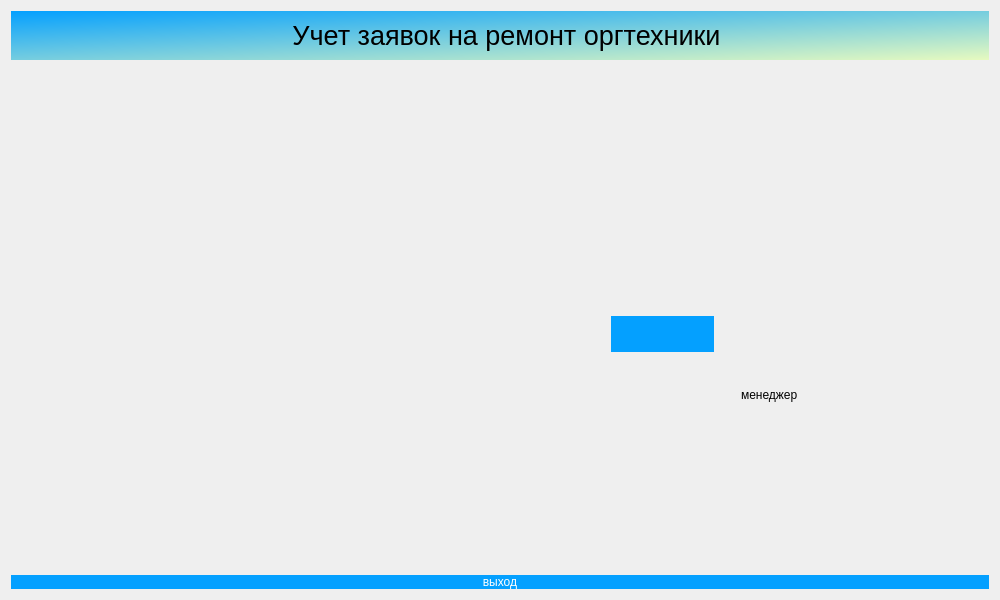
This is 4 курс/demex/polus/welcomescreen.ui in zdarova69/USMONOVNN-IS21 as Qt 5 draws it before an edit. The edited form follows.
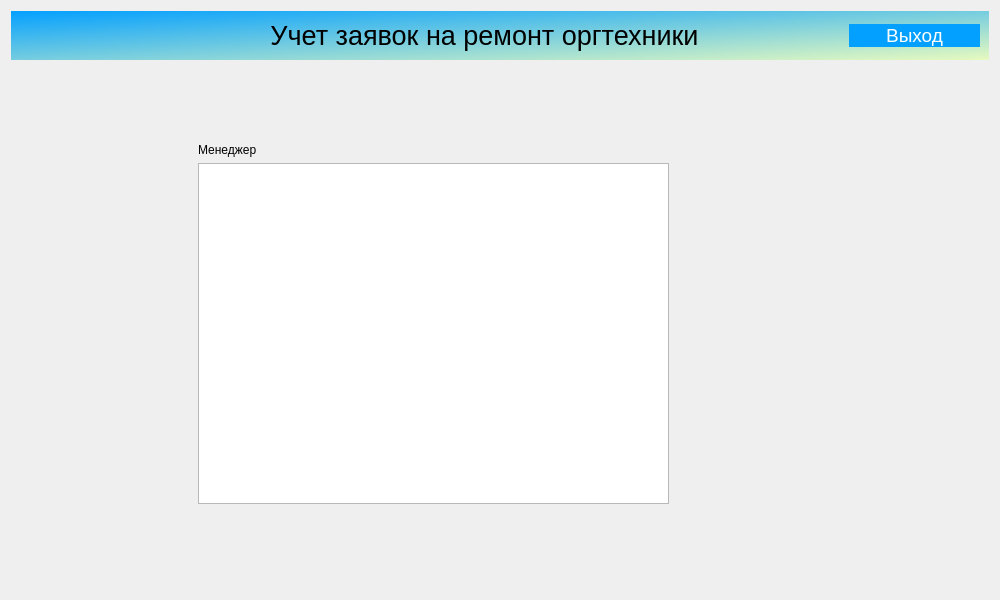
This is the edited form. The open tabs and pages were chosen to show the change. Icons and pictures are not drawn.

```diff
--- a/4 курс/demex/polus/welcomescreen.ui
+++ b/4 курс/demex/polus/welcomescreen.ui
@@ -21,7 +21,7 @@
   </property>
   <property name="windowIcon">
    <iconset theme="accessories-dictionary">
-    <selectedon> ../media/logo.png</selectedon>
+    <selectedon>../../../../../logo.png</selectedon>
    </iconset>
   </property>
   <property name="toolTipDuration">
@@ -32,9 +32,11 @@
 background-color: rgb(4, 160, 255);
 color: rgb(255, 255, 255);
 border: 0px;
+font: 14pt
 }
 QWidget
-{font: &quot;Comic Sans MS&quot;;}
+{font:  &quot;Comic Sans MS&quot;;
+}
 </string>
   </property>
   <property name="sizeGripEnabled">
@@ -49,43 +51,62 @@
 
 </string>
      </property>
-     <layout class="QVBoxLayout" name="verticalLayout_2">
+     <layout class="QHBoxLayout" name="horizontalLayout">
+      <property name="spacing">
+       <number>150</number>
+      </property>
       <item>
-       <layout class="QFormLayout" name="formLayout">
-        <property name="labelAlignment">
+       <widget class="QLabel" name="label">
+        <property name="maximumSize">
+         <size>
+          <width>100</width>
+          <height>100</height>
+         </size>
+        </property>
+        <property name="text">
+         <string/>
+        </property>
+        <property name="textFormat">
+         <enum>Qt::AutoText</enum>
+        </property>
+        <property name="pixmap">
+         <pixmap>logo.png</pixmap>
+        </property>
+        <property name="scaledContents">
+         <bool>true</bool>
+        </property>
+       </widget>
+      </item>
+      <item>
+       <widget class="QLabel" name="label_2">
+        <property name="font">
+         <font>
+          <pointsize>20</pointsize>
+          <italic>false</italic>
+          <bold>false</bold>
+         </font>
+        </property>
+        <property name="text">
+         <string>Учет заявок на ремонт оргтехники</string>
+        </property>
+        <property name="alignment">
          <set>Qt::AlignCenter</set>
         </property>
-        <property name="formAlignment">
-         <set>Qt::AlignLeading|Qt::AlignLeft|Qt::AlignVCenter</set>
+       </widget>
+      </item>
+      <item>
+       <widget class="QPushButton" name="AvtorButton">
+        <property name="font">
+         <font>
+          <pointsize>14</pointsize>
+          <italic>false</italic>
+          <bold>false</bold>
+         </font>
         </property>
-        <item row="0" column="1">
-         <widget class="QLabel" name="label_2">
-          <property name="font">
-           <font>
-            <pointsize>20</pointsize>
-            <italic>false</italic>
-            <bold>false</bold>
-           </font>
-          </property>
-          <property name="text">
-           <string>Учет заявок на ремонт оргтехники</string>
-          </property>
-          <property name="alignment">
-           <set>Qt::AlignCenter</set>
-          </property>
-         </widget>
-        </item>
-        <item row="0" column="0">
-         <widget class="QLabel" name="label">
-          <property name="text">
-           <string/>
-          </property>
-          <property name="pixmap">
-           <pixmap>media/logo.png</pixmap>
-          </property>
-         </widget>
-        </item>
-       </layout>
+        <property name="text">
+         <string>Выход</string>
+        </property>
+       </widget>
       </item>
      </layout>
     </widget>
@@ -102,7 +123,7 @@
       <string notr="true"/>
      </property>
      <property name="currentIndex">
-      <number>0</number>
+      <number>4</number>
      </property>
      <widget class="QWidget" name="Avtorisation">
       <property name="layoutDirection">
@@ -196,7 +217,7 @@
           <widget class="QPushButton" name="SignInButton">
            <property name="font">
             <font>
-             <pointsize>16</pointsize>
+             <pointsize>14</pointsize>
              <italic>false</italic>
              <bold>false</bold>
             </font>
@@ -234,123 +255,101 @@
       </layout>
      </widget>
      <widget class="QWidget" name="Zakazchik">
-      <widget class="QLabel" name="label_6">
+      <widget class="QWidget" name="">
        <property name="geometry">
         <rect>
-         <x>490</x>
-         <y>190</y>
-         <width>66</width>
-         <height>18</height>
+         <x>155</x>
+         <y>40</y>
+         <width>631</width>
+         <height>421</height>
         </rect>
        </property>
-       <property name="text">
-        <string>Заказчик</string>
-       </property>
-      </widget>
-      <widget class="QPushButton" name="pushButton">
-       <property name="geometry">
-        <rect>
-         <x>360</x>
-         <y>120</y>
-         <width>103</width>
-         <height>36</height>
-        </rect>
-       </property>
-       <property name="styleSheet">
-        <string notr="true">QPushButton#pushButton {background-color: rgb(255,125,150);
-border: 5x;}</string>
-       </property>
-       <property name="text">
-        <string>PushButton</string>
-       </property>
-      </widget>
-     </widget>
-     <widget class="QWidget" name="Manager">
-      <widget class="QLabel" name="label_9">
-       <property name="geometry">
-        <rect>
-         <x>730</x>
-         <y>320</y>
-         <width>66</width>
-         <height>18</height>
-        </rect>
-       </property>
-       <property name="text">
-        <string>менеджер</string>
-       </property>
-      </widget>
-      <widget class="QPushButton" name="pushButton_3">
-       <property name="geometry">
-        <rect>
-         <x>600</x>
-         <y>250</y>
-         <width>103</width>
-         <height>36</height>
-        </rect>
-       </property>
-       <property name="styleSheet">
-        <string notr="true">QPushButton#pushButton {background-color: rgb(255,125,150);
-border: 5x;}</string>
-       </property>
-       <property name="text">
-        <string/>
-       </property>
-      </widget>
-     </widget>
-     <widget class="QWidget" name="Operator">
-      <widget class="QLabel" name="label_8">
-       <property name="geometry">
-        <rect>
-         <x>820</x>
-         <y>250</y>
-         <width>66</width>
-         <height>18</height>
-        </rect>
-       </property>
-       <property name="text">
-        <string>оператор</string>
-       </property>
-      </widget>
-      <widget class="QPushButton" name="pushButton_2">
-       <property name="geometry">
-        <rect>
-         <x>690</x>
-         <y>180</y>
-         <width>103</width>
-         <height>36</height>
-        </rect>
-       </property>
-       <property name="styleSheet">
-        <string notr="true">QPushButton#pushButton {background-color: rgb(255,125,150);
-border: 5x;}</string>
-       </property>
-       <property name="text">
-        <string/>
-       </property>
+       <layout class="QVBoxLayout" name="verticalLayout_2">
+        <item>
+         <widget class="QLabel" name="label_6">
+          <property name="text">
+           <string>Заказчик</string>
+          </property>
+         </widget>
+        </item>
+        <item>
+         <widget class="QTableWidget" name="tableWidget"/>
+        </item>
+       </layout>
       </widget>
      </widget>
      <widget class="QWidget" name="Master">
-      <widget class="QLabel" name="label_7">
+      <widget class="QWidget" name="">
        <property name="geometry">
         <rect>
-         <x>360</x>
-         <y>240</y>
-         <width>66</width>
-         <height>18</height>
+         <x>97</x>
+         <y>57</y>
+         <width>781</width>
+         <height>401</height>
         </rect>
        </property>
-       <property name="text">
-        <string>Master</string>
+       <layout class="QVBoxLayout" name="verticalLayout_4">
+        <item>
+         <widget class="QLabel" name="label_7">
+          <property name="text">
+           <string>Мастер</string>
+          </property>
+         </widget>
+        </item>
+        <item>
+         <widget class="QTableWidget" name="tableWidget_3"/>
+        </item>
+       </layout>
+      </widget>
+     </widget>
+     <widget class="QWidget" name="Operator">
+      <widget class="QWidget" name="">
+       <property name="geometry">
+        <rect>
+         <x>120</x>
+         <y>40</y>
+         <width>751</width>
+         <height>421</height>
+        </rect>
        </property>
+       <layout class="QVBoxLayout" name="verticalLayout_3">
+        <item>
+         <widget class="QLabel" name="label_9">
+          <property name="text">
+           <string>Оператор</string>
+          </property>
+         </widget>
+        </item>
+        <item>
+         <widget class="QTableWidget" name="tableWidget_2"/>
+        </item>
+       </layout>
       </widget>
      </widget>
-    </widget>
-   </item>
-   <item row="2" column="0">
-    <widget class="QPushButton" name="SignOutButton">
-     <property name="text">
-      <string>выход</string>
-     </property>
+     <widget class="QWidget" name="Manager">
+      <widget class="QWidget" name="">
+       <property name="geometry">
+        <rect>
+         <x>187</x>
+         <y>77</y>
+         <width>471</width>
+         <height>361</height>
+        </rect>
+       </property>
+       <layout class="QVBoxLayout" name="verticalLayout_5">
+        <item>
+         <widget class="QLabel" name="label_8">
+          <property name="text">
+           <string>Менеджер</string>
+          </property>
+         </widget>
+        </item>
+        <item>
+         <widget class="QTableWidget" name="tableWidget_4"/>
+        </item>
+       </layout>
+      </widget>
+     </widget>
     </widget>
    </item>
   </layout>
```
